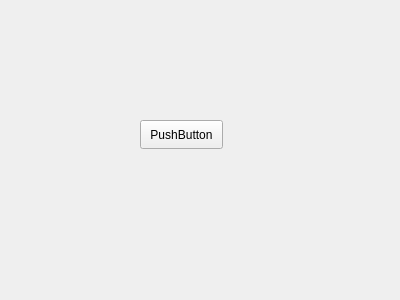
The window that Proyecto_Agendador_de_Citas_Medicas/ventana_paciente.ui (ManuManito77/ELO328_Proyecto_Agendador_de_Citas_Jefe_de_Carrera) describes before a commit, drawn with Qt 5.
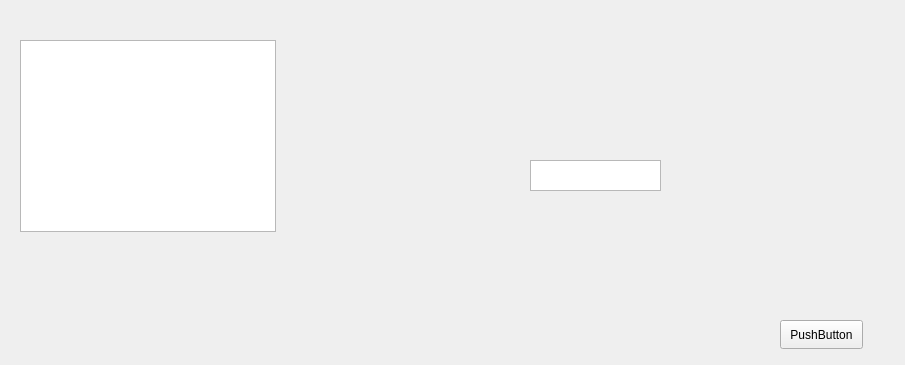
The same window after the commit.

```diff
--- a/Proyecto_Agendador_de_Citas_Medicas/ventana_paciente.ui
+++ b/Proyecto_Agendador_de_Citas_Medicas/ventana_paciente.ui
@@ -6,8 +6,8 @@
    <rect>
     <x>0</x>
     <y>0</y>
-    <width>400</width>
-    <height>300</height>
+    <width>905</width>
+    <height>365</height>
    </rect>
   </property>
   <property name="windowTitle">
@@ -16,8 +16,8 @@
   <widget class="QPushButton" name="pushButton">
    <property name="geometry">
     <rect>
-     <x>140</x>
-     <y>120</y>
+     <x>780</x>
+     <y>320</y>
      <width>83</width>
      <height>29</height>
     </rect>
@@ -26,6 +26,26 @@
     <string>PushButton</string>
    </property>
   </widget>
+  <widget class="QTextEdit" name="textEdit">
+   <property name="geometry">
+    <rect>
+     <x>530</x>
+     <y>160</y>
+     <width>131</width>
+     <height>31</height>
+    </rect>
+   </property>
+  </widget>
+  <widget class="QListWidget" name="listWidget">
+   <property name="geometry">
+    <rect>
+     <x>20</x>
+     <y>40</y>
+     <width>256</width>
+     <height>192</height>
+    </rect>
+   </property>
+  </widget>
  </widget>
  <resources/>
  <connections/>
```
